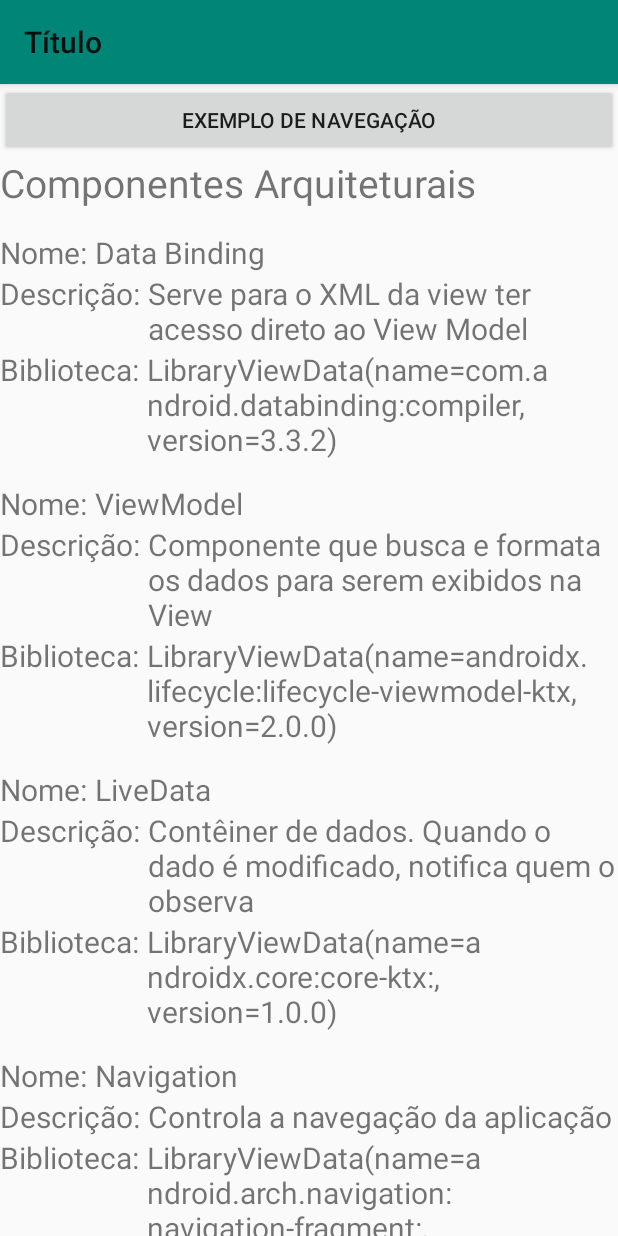
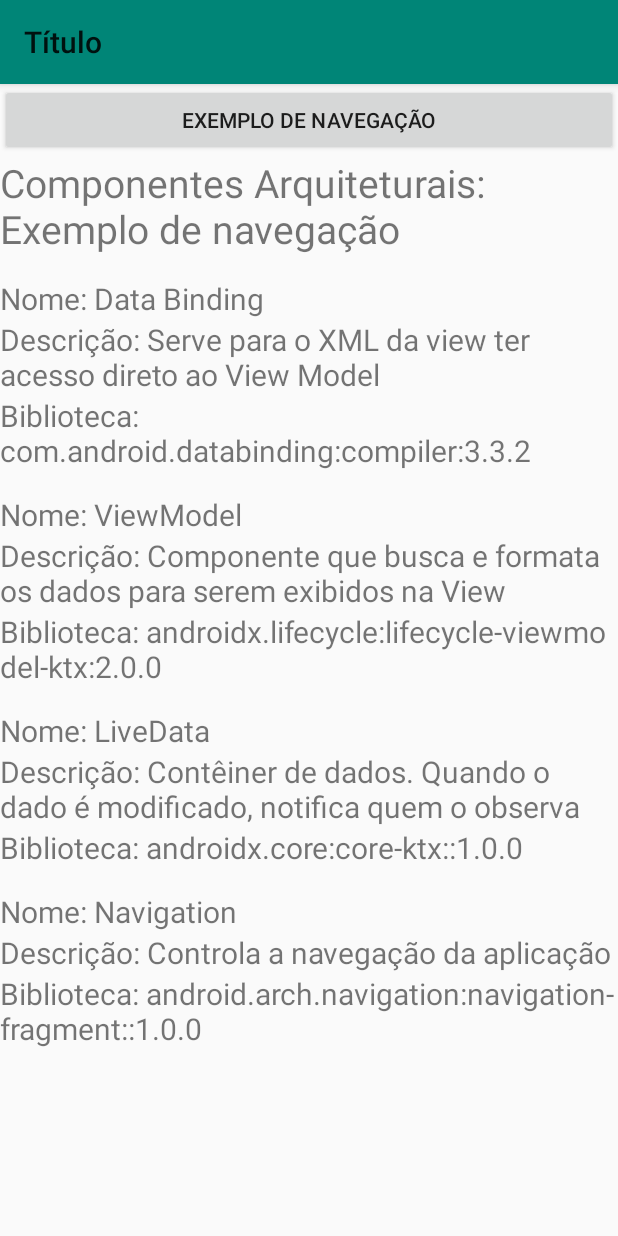
Before and after one commit to giovanischiar/tcc-boilerplate, an Android app: the screen it shows after launch (MainActivity), on a phone screen of 412 x 824 dp. Run offline under Robolectric (Android 15) with nearby library versions, the phone set to English and light mode, and no system bars; our stand-ins replace data binding, navigation-ui.

Commit message:
Adding BindAdapter

```diff
--- /dev/null
+++ b/app/src/main/java/io/schiar/tccboilerplate/view/BindingAdapters.kt
@@ -0,0 +1,22 @@
+package io.schiar.tccboilerplate.view
+
+import android.widget.TextView
+import androidx.databinding.BindingAdapter
+import io.schiar.tccboilerplate.R
+
+/**
+ * Utilizado para tratamento de dados do ViewModel para serem apresentados na View através de data binding.
+ */
+object BindingAdapters {
+    /**
+     * É adicionado o valor a um label no [TextView]
+     */
+    @BindingAdapter("value")
+    @JvmStatic
+    fun setValue(textView: TextView, value: String) {
+        val viewText = textView.text
+        val labelValue = textView.context.getString(R.string.label_value)
+        textView.text = String.format(labelValue, viewText, value)
+    }
+
+}
--- a/app/src/main/java/io/schiar/tccboilerplate/view/viewdata/LibraryViewData.kt
+++ b/app/src/main/java/io/schiar/tccboilerplate/view/viewdata/LibraryViewData.kt
@@ -8,12 +8,10 @@ package io.schiar.tccboilerplate.view.viewdata
 data class LibraryViewData(
     val name: String,
     val version: String
-)
-
-/**
- * Método auxiliar para gerar um nome completo da biblioteca.
- * @return o nome completo da biblioteca.
- */
-fun LibraryViewData.canonicalName(): String {
-    return "$name:$version"
+) {
+    /**
+     * Método auxiliar para gerar um nome completo da biblioteca.
+     * @return o nome completo da biblioteca.
+     */
+    override fun toString(): String = "$name:$version"
 }
--- a/app/src/main/res/layout/adapter_arch_component.xml
+++ b/app/src/main/res/layout/adapter_arch_component.xml
@@ -1,6 +1,7 @@
 <?xml version="1.0" encoding="utf-8"?>
 <layout
     xmlns:android="http://schemas.android.com/apk/res/android"
+    xmlns:app="http://schemas.android.com/apk/res-auto"
 >
 
     <data>
@@ -13,68 +14,27 @@
         android:layout_height="wrap_content"
         android:layout_marginBottom="15dp"
     >
-        <LinearLayout
-            android:orientation="horizontal"
-            android:layout_width="wrap_content"
-            android:layout_height="wrap_content"
-        >
         <TextView
             android:layout_width="wrap_content"
             android:layout_height="wrap_content"
+            android:textSize="@dimen/content_size"
             android:text="@string/name"
-                android:textSize="@dimen/content_size"
-                android:layout_marginRight="5dp"
-                android:layout_marginEnd="5dp"
+            app:value="@{archComponent.name}"
         />
         <TextView
-                android:text="@{archComponent.name}"
             android:layout_width="wrap_content"
             android:layout_height="wrap_content"
             android:textSize="@dimen/content_size"
+            android:text="@string/description"
+            app:value="@{archComponent.description}"
         />
-        </LinearLayout>
-        <LinearLayout
-            android:orientation="horizontal"
-            android:layout_width="wrap_content"
-            android:layout_height="wrap_content"
-        >
         <TextView
             android:layout_width="wrap_content"
             android:layout_height="wrap_content"
-                android:text="@string/description"
             android:textSize="@dimen/content_size"
-                android:layout_marginRight="5dp"
-                android:layout_marginEnd="5dp"
+            android:text="@string/library"
+            app:value="@{archComponent.library.toString()}"
         />
-            <TextView
-                android:text="@{archComponent.description}"
-                android:layout_width="wrap_content"
-                android:layout_height="wrap_content"
-                android:textSize="@dimen/content_size"
-            />
-        </LinearLayout>
-        <LinearLayout
-            android:orientation="horizontal"
-            android:layout_width="wrap_content"
-            android:layout_height="wrap_content"
-            android:layout_marginRight="5dp"
-            android:layout_marginEnd="5dp"
-        >
-            <TextView
-                android:layout_width="wrap_content"
-                android:layout_height="wrap_content"
-                android:text="@string/library"
-                android:textSize="@dimen/content_size"
-                android:layout_marginRight="5dp"
-                android:layout_marginEnd="5dp"
-            />
-            <TextView
-                android:text="@{archComponent.library.toString()}"
-                android:layout_width="wrap_content"
-                android:layout_height="wrap_content"
-                android:textSize="@dimen/content_size"
-            />
-        </LinearLayout>
     </LinearLayout>
 
 </layout>
--- a/app/src/main/res/layout/fragment_boilerplate.xml
+++ b/app/src/main/res/layout/fragment_boilerplate.xml
@@ -29,6 +29,7 @@
                 android:text="@string/arch_components"
                 android:textSize="@dimen/title_size"
                 android:layout_marginBottom="15dp"
+                app:value="@{viewModel.buttonContent}"
             />
             <androidx.recyclerview.widget.RecyclerView
                 android:layout_width="match_parent"
--- a/app/src/main/res/values/strings.xml
+++ b/app/src/main/res/values/strings.xml
@@ -3,9 +3,10 @@
     <string name="this_boilerplate_contains">Este boileplate contém</string>
     <string name="arch_components">Componentes Arquiteturais</string>
     <string name="Library">Biblotecas</string>
-    <string name="name">Nome:</string>
-    <string name="description">Descrição:</string>
-    <string name="library">Biblioteca:</string>
+    <string name="name">Nome</string>
+    <string name="description">Descrição</string>
+    <string name="library">Biblioteca</string>
     <string name="title">Título</string>
+    <string name="label_value">%1$s: %2$s</string>
     <string name="other_fragment">Outro fragmento</string>
 </resources>
```
Lines whose indentation alone changed are shown as unchanged.
